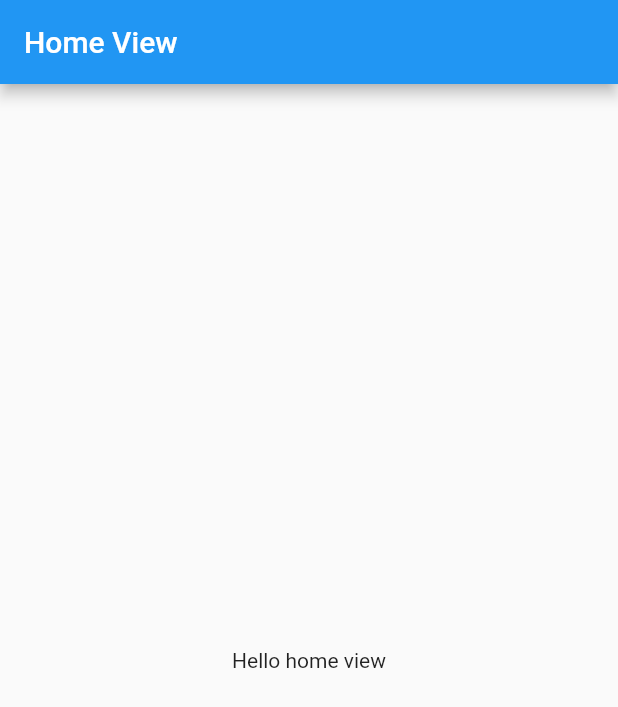
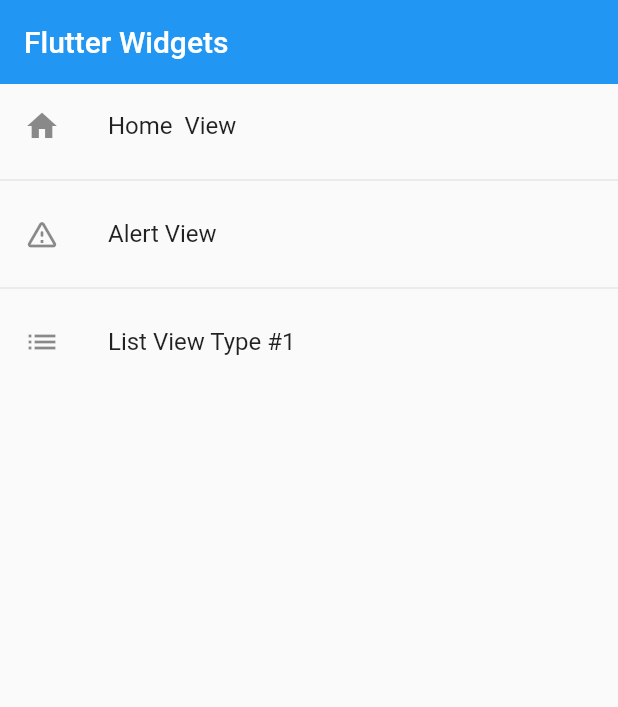
Before and after one commit to rodri2d2/FlutterWidgets, a Flutter app: the screen it shows after launch, on a phone screen of 412 x 824 dp. Shown: the top 707 px of the screen. Run offline on Flutter 3.47's test engine with Material 2 defaults, Android fonts, the phone set to English and light mode, and no system bars.

Commit message:
Refactor Home and create routes
Refactor Home view to make it work properly due to a problem in Wigdet level
Create a route files and redirect it on each tap on the list to go to the concerned view
Crreate a model route to base Route Class

```diff
--- a/lib/main.dart
+++ b/lib/main.dart
@@ -1,27 +1,19 @@
 import 'package:flutter/material.dart';
-
-
-import 'views/views.dart';
-
+import 'package:flutter_widgets/router/app_routes.dart';
 
 void main() => runApp(const MyApp());
 
 class MyApp extends StatelessWidget {
-
   const MyApp({super.key});
 
   @override
   Widget build(BuildContext context) {
-    // TODO: implement build
     return MaterialApp(
+      debugShowCheckedModeBanner: false,
       title: 'Flutter Widgets',
-      initialRoute: 'homeView',
-      routes: {
-        'homeView': (context) =>  HomeView(),
-        'listView_1': (context) => const ListView1(),
-        'listView_2': (context) => const ListView2(),
-        'alertView': (context) => const AlertView(),
-      },
+      initialRoute: AppRoutes.initialRoute,
+      routes: AppRoutes.getAppRoutes(),
+      onGenerateRoute: AppRoutes.onGenerateRoute,
     );
   }
 }
--- /dev/null
+++ b/lib/models/menu_option.dart
@@ -0,0 +1,15 @@
+import 'package:flutter/material.dart';
+
+class MenuOption {
+  final String route;
+  final IconData icon;
+  final String name;
+  final Widget view;
+
+  MenuOption({
+    required this.route,
+    required this.icon,
+    required this.name,
+    required this.view,
+  });
+}
--- /dev/null
+++ b/lib/models/models.dart
@@ -0,0 +1 @@
+export 'package:flutter_widgets/models/menu_option.dart';
--- /dev/null
+++ b/lib/router/app_routes.dart
@@ -0,0 +1,49 @@
+import 'package:flutter/material.dart';
+import '../views/views.dart';
+import 'package:flutter_widgets/models/models.dart';
+
+typedef WidgetRoutes = Widget Function(BuildContext);
+
+class AppRoutes {
+  static final menuOptions = <MenuOption>[
+    MenuOption(
+      route: 'home',
+      name: 'Home  View',
+      view: HomeView(),
+      icon: Icons.home,
+    ),
+    MenuOption(
+      route: 'alertView',
+      name: 'Alert View',
+      view: const AlertView(),
+      icon: Icons.warning_amber_rounded,
+    ),
+    MenuOption(
+      route: 'listView1',
+      name: 'List View Type #1',
+      view: ListView1(),
+      icon: Icons.list,
+    ),
+  ];
+
+  static const initialRoute = 'home';
+
+  static Map<String, WidgetRoutes> getAppRoutes() {
+    Map<String, WidgetRoutes> appRoutes = {};
+    for (final option in menuOptions) {
+      appRoutes.addAll({option.route: (BuildContext context) => option.view});
+    }
+    return appRoutes;
+  }
+
+  // static Map<String, WidgetRoutes> routes = {
+  //   'homeView': (context) => HomeView(),
+  //   'listView1': (context) => const ListView1(),
+  //   'listView2': (context) => const ListView2(),
+  //   'alertView': (context) => const AlertView(),
+  // };
+
+  static Route<dynamic> onGenerateRoute(RouteSettings settings) {
+    return MaterialPageRoute(builder: (context) =>  ListView1());
+  }
+}
--- a/lib/views/alertView.dart
+++ b/lib/views/alertView.dart
@@ -7,7 +7,7 @@ class AlertView extends StatelessWidget {
   Widget build(BuildContext context) {
     return const Scaffold(
       body: Center(
-        child: Text('Alert View'),
+        child: Text('Alert Vieeew'),
       ),
     );
   }
--- a/lib/views/homeView.dart
+++ b/lib/views/homeView.dart
@@ -1,20 +1,29 @@
 import 'package:flutter/material.dart';
-
+import 'package:flutter_widgets/router/app_routes.dart';
 
 class HomeView extends StatelessWidget {
+  HomeView({super.key});
+
   @override
   Widget build(BuildContext context) {
-    return MaterialApp(
-      title: 'Material App',
-      home: Scaffold(
-        appBar: AppBar(
-          title: const Text('Home View'),
+    final menuOptions = AppRoutes.menuOptions;
+
+    return Scaffold(
+      appBar: AppBar(
+        title: Text('Flutter Widgets'),
+        elevation: 0,
+      ),
+      body: ListView.separated(
+        itemBuilder: (context, index) => ListTile(
+          leading: Icon(menuOptions[index].icon),
+          title: Text(menuOptions[index].name),
+          onTap: () {
+            print(menuOptions[index].name);
+            Navigator.pushNamed(context, menuOptions[index].route);
+          },
         ),
-        body: Center(
-          child: Container(
-            child: const Text('Hello home view'),
-          ),
-        ),
+        separatorBuilder: (_, __) => const Divider(),
+        itemCount: menuOptions.length,
       ),
     );
   }
--- a/lib/views/listView_1.dart
+++ b/lib/views/listView_1.dart
@@ -1,11 +1,10 @@
 import 'package:flutter/material.dart';
 
 class ListView1 extends StatelessWidget {
-
-  final options = const['MegaMan', 'Final Fantasy', 'ZELDA', 'Mario'];
+  final options = const ['MegaMan', 'Final Fantasy', 'ZELDA', 'Mario'];
 
   //
-  const ListView1({Key? key}) : super(key: key);
+  ListView1({Key? key}) : super(key: key);
 
   @override
   Widget build(BuildContext context) {
@@ -13,14 +12,7 @@ class ListView1 extends StatelessWidget {
       appBar: AppBar(
         title: const Text('List view type 1'),
       ),
-      body: ListView(
-        children: [
-          ...options.map((gameName) => ListTile(
-            title: Text(gameName),
-            trailing: Icon(Icons.arrow_forward_ios_outlined),
-          )).toList()
-        ],
-      )
+      body: Text('List View'),
     );
   }
 }
```
Also changed, not shown: lib/views/views.dart (line endings or trailing spaces).
